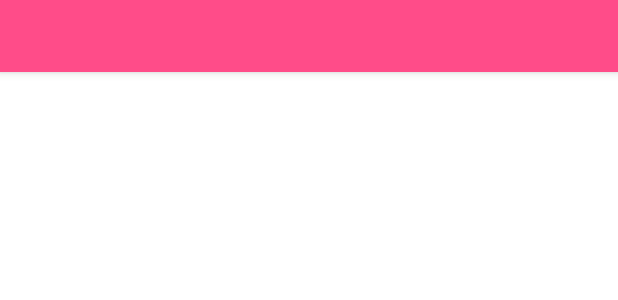
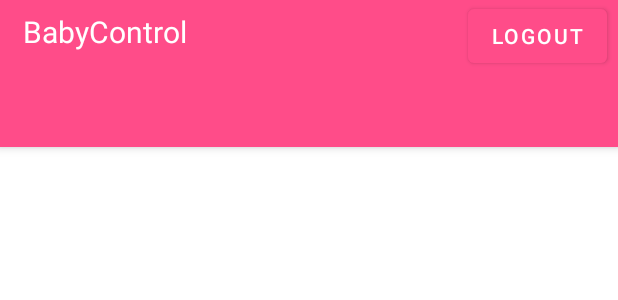
Before and after one commit to tobiaszmateusz/BabyCon, an Android app: the layout activity_main.xml on its own in the app's theme, with its tools: preview values and no code run, on a phone screen of 412 x 824 dp. Shown: the top 300 px of the screen. Run offline under Robolectric (Android 15) with nearby library versions, the phone set to English and light mode, and no system bars.

Commit message:
Commit 1
Base

```diff
--- a/app/src/main/res/layout/activity_main.xml
+++ b/app/src/main/res/layout/activity_main.xml
@@ -11,15 +11,31 @@
         android:layout_height="wrap_content"
         android:theme="@style/Theme.BabyCon.AppBarOverlay">
 
-<!--        <TextView
-            android:id="@+id/title"
-            android:layout_width="wrap_content"
-            android:layout_height="wrap_content"
-            android:gravity="center"
-            android:minHeight="?actionBarSize"
-            android:padding="@dimen/appbar_padding"
-            android:text="@string/app_name"
-            android:textAppearance="@style/TextAppearance.Widget.AppCompat.Toolbar.Title" />-->
+        <RelativeLayout
+            android:layout_width="match_parent"
+            android:layout_height="50dp"
+            android:orientation="vertical">
+
+            <TextView
+                android:id="@+id/title"
+                android:layout_width="wrap_content"
+                android:layout_height="wrap_content"
+                android:layout_alignParentStart="true"
+                android:layout_alignParentBottom="true"
+                android:layout_marginStart="15dp"
+                android:layout_marginBottom="15dp"
+                android:text="@string/app_name"
+                android:textSize="20dp"
+                android:textColor="@color/white"/>
+
+            <Button
+                android:id="@+id/logout"
+                android:layout_width="wrap_content"
+                android:layout_height="wrap_content"
+                android:layout_alignParentEnd="true"
+                android:layout_marginEnd="7dp"
+                android:text="Logout" />
+        </RelativeLayout>
 
         <com.google.android.material.tabs.TabLayout
             android:id="@+id/tabs"
@@ -28,6 +44,7 @@
             app:tabTextColor="@color/white"
             android:layout_height="wrap_content"
             android:background="?attr/colorPrimary" />
+
     </com.google.android.material.appbar.AppBarLayout>
 
     <androidx.viewpager.widget.ViewPager
--- a/app/src/main/res/values/strings.xml
+++ b/app/src/main/res/values/strings.xml
@@ -1,7 +1,7 @@
 <resources>
     <string name="app_name">BabyControl</string>
-    <string name="tab_text_1">Tab 1</string>
-    <string name="tab_text_2">Tab 2</string>
-    <string name="tab_text_3">Tab 3</string>
+    <string name="tab_text_1">Daily</string>
+    <string name="tab_text_2">Szczepienia</string>
+    <string name="tab_text_3">Notatnik</string>
     <string name="descrioption">Great to know!</string>
 </resources>
```
Also changed, not shown: app/src/main/java/com/example/babycon/MainActivity.java (+14 -0 lines).
